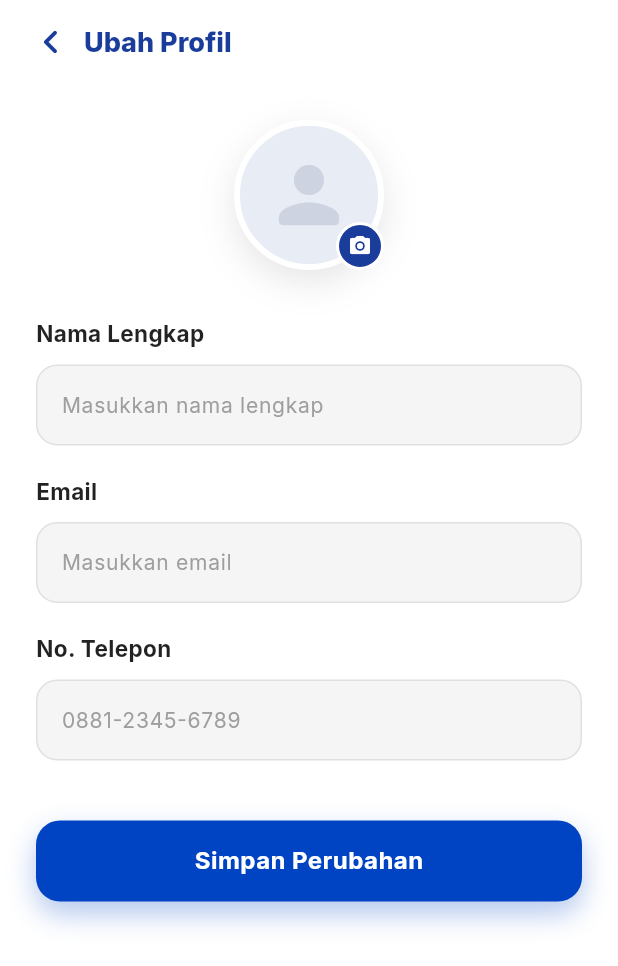
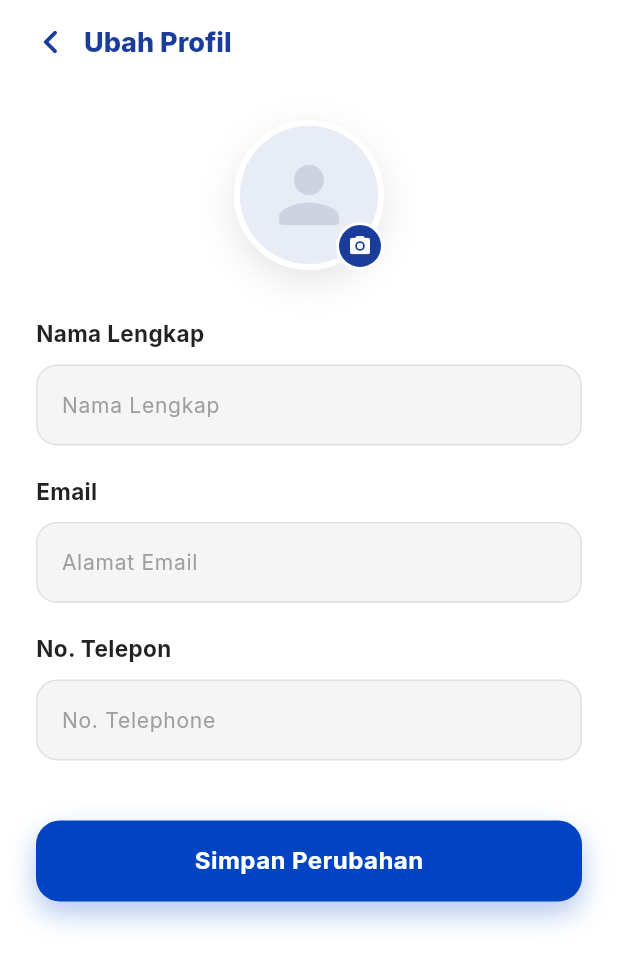
Before and after one commit to andikariskys/lapor-infrastruktur, a Flutter app: the EditProfilScreen screen opened directly, on a phone screen of 412 x 824 dp. Shown: the top 966 px of the screen. Run offline on Flutter 3.47's test engine with Material 3 defaults, Android fonts, the phone set to English and light mode, and no system bars; our stand-ins replace dio, geolocator, google_fonts, image_picker, shared_preferences; accounts and stored records are empty; network calls fail; project files that could hold a hidden picture were left out.

```diff
--- a/flutter-frontend/lib/screens/auth/login_screen.dart
+++ b/flutter-frontend/lib/screens/auth/login_screen.dart
@@ -420,7 +420,7 @@ class _LoginScreenState extends State<LoginScreen>
           style: AppTextStyles.inputText,
           onSubmitted: (_) => _handleLogin(),
           decoration: InputDecoration(
-            hintText: 'andikariskys@gmail.com',
+            hintText: _emailFocused ? '' : 'Email',
             hintStyle: AppTextStyles.inputText.copyWith(
               color: AppColors.hintText,
             ),
@@ -466,10 +466,9 @@ class _LoginScreenState extends State<LoginScreen>
           style: AppTextStyles.inputText,
           onSubmitted: (_) => _handleLogin(),
           decoration: InputDecoration(
-            hintText: '••••••••••',
+            hintText: _passwordFocused ? '' : 'Kata Sandi',
             hintStyle: AppTextStyles.inputText.copyWith(
               color: AppColors.hintText,
-              letterSpacing: 2,
             ),
             prefixIcon: Icon(
               Icons.lock_outline_rounded,
--- a/flutter-frontend/lib/screens/pelapor/edit_profil_screen.dart
+++ b/flutter-frontend/lib/screens/pelapor/edit_profil_screen.dart
@@ -18,6 +18,10 @@ class _EditProfilScreenState extends State<EditProfilScreen> {
   final _emailController = TextEditingController();
   final _phoneController = TextEditingController();
   bool _isLoading = false;
+
+  bool _namaFocused = false;
+  bool _emailFocused = false;
+  bool _phoneFocused = false;
 
   Uint8List? _imageBytes;
   String? _imageName;
@@ -278,22 +282,38 @@ class _EditProfilScreenState extends State<EditProfilScreen> {
                 // Nama
                 _buildFieldLabel('Nama Lengkap'),
                 const SizedBox(height: 10),
-                _buildTextField(_namaController, 'Masukkan nama lengkap'),
+                _buildTextField(
+                  _namaController,
+                  'Nama Lengkap',
+                  _namaFocused,
+                  (v) => setState(() => _namaFocused = v),
+                ),
 
                 const SizedBox(height: 20),
 
                 // Email
                 _buildFieldLabel('Email'),
                 const SizedBox(height: 10),
-                _buildTextField(_emailController, 'Masukkan email', keyboardType: TextInputType.emailAddress),
+                _buildTextField(
+                  _emailController,
+                  'Alamat Email',
+                  _emailFocused,
+                  (v) => setState(() => _emailFocused = v),
+                  keyboardType: TextInputType.emailAddress,
+                ),
 
                 const SizedBox(height: 20),
 
                 // Phone
                 _buildFieldLabel('No. Telepon'),
                 const SizedBox(height: 10),
-                _buildTextField(_phoneController, '0881-2345-6789',
-                    keyboardType: TextInputType.phone),
+                _buildTextField(
+                  _phoneController,
+                  'No. Telephone',
+                  _phoneFocused,
+                  (v) => setState(() => _phoneFocused = v),
+                  keyboardType: TextInputType.phone,
+                ),
 
                 const SizedBox(height: 40),
 
@@ -320,26 +340,38 @@ class _EditProfilScreenState extends State<EditProfilScreen> {
     );
   }
 
-  Widget _buildTextField(TextEditingController controller, String hint,
-      {TextInputType keyboardType = TextInputType.text}) {
-    return Container(
+  Widget _buildTextField(
+    TextEditingController controller,
+    String hint,
+    bool isFocused,
+    ValueChanged<bool> onFocusChange, {
+    TextInputType keyboardType = TextInputType.text,
+  }) {
+    return Focus(
+      canRequestFocus: false,
+      onFocusChange: onFocusChange,
+      child: Container(
         height: 54,
         decoration: BoxDecoration(
           color: const Color(0xFFF5F5F5),
           borderRadius: BorderRadius.circular(14),
-        border: Border.all(color: const Color(0xFFE0E0E0)),
+          border: Border.all(
+            color: isFocused ? AppColors.inputActiveBorder : const Color(0xFFE0E0E0),
+            width: isFocused ? 1.8 : 1.0,
+          ),
         ),
         child: TextField(
           controller: controller,
           keyboardType: keyboardType,
           style: AppTextStyles.inputText,
           decoration: InputDecoration(
-          hintText: hint,
+            hintText: isFocused ? '' : hint,
             hintStyle:
                 AppTextStyles.inputText.copyWith(color: const Color(0xFF9E9E9E)),
             border: InputBorder.none,
             contentPadding:
                 const EdgeInsets.symmetric(horizontal: 16, vertical: 16),
+          ),
         ),
       ),
     );
--- a/flutter-frontend/lib/screens/petugas/main_petugas_screen.dart
+++ b/flutter-frontend/lib/screens/petugas/main_petugas_screen.dart
@@ -12,9 +12,9 @@ class MainPetugasScreen extends StatefulWidget {
 
   const MainPetugasScreen({
     super.key,
-    this.namaUser = 'Andika Risky Septiawan',
-    this.jabatan = 'Petugas Bina Marga',
-    this.instansi = 'DPUPR Kabupaten Karanganyar',
+    this.namaUser = 'Pengguna',
+    this.jabatan = 'Petugas Lapangan',
+    this.instansi = 'Instansi belum diatur',
   });
 
   @override
--- a/flutter-frontend/lib/screens/petugas/tugas_screen.dart
+++ b/flutter-frontend/lib/screens/petugas/tugas_screen.dart
@@ -43,6 +43,7 @@ class _TugasScreenState extends State<TugasScreen> {
     setState(() => _isLoading = true);
     try {
       final reports = await ApiService.getAssignedReports();
+      if (!mounted) return;
       setState(() {
         _tugasList = reports.map((r) {
           final report = r as Map<String, dynamic>;
@@ -75,6 +76,7 @@ class _TugasScreenState extends State<TugasScreen> {
       });
       _reverseGeocodeAll();
     } catch (e) {
+      if (!mounted) return;
       setState(() {
         _tugasList = [];
         _isLoading = false;
```
Also changed, not shown: flutter-frontend/lib/screens/auth/register_screen.dart (+5 -6 lines), flutter-frontend/lib/screens/pelapor/buat_laporan_screen.dart (+64 -33 lines), flutter-frontend/lib/screens/pelapor/home_screen.dart (+11 -7 lines), flutter-frontend/lib/screens/pelapor/keamanan_screen.dart (+18 -2 lines), flutter-frontend/lib/screens/pelapor/profil_screen.dart (+13 -7 lines), flutter-frontend/lib/screens/pelapor/riwayat_screen.dart (+67 -25 lines), flutter-frontend/lib/services/api_service.dart (+27 -4 lines). Lines whose indentation alone changed are shown as unchanged.
